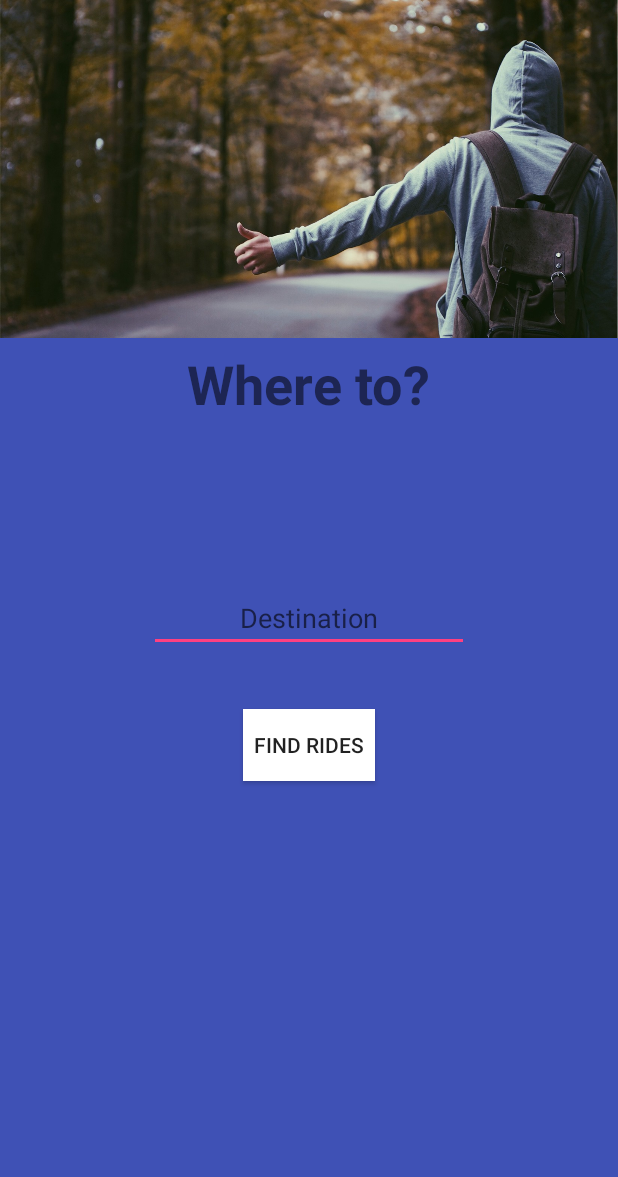
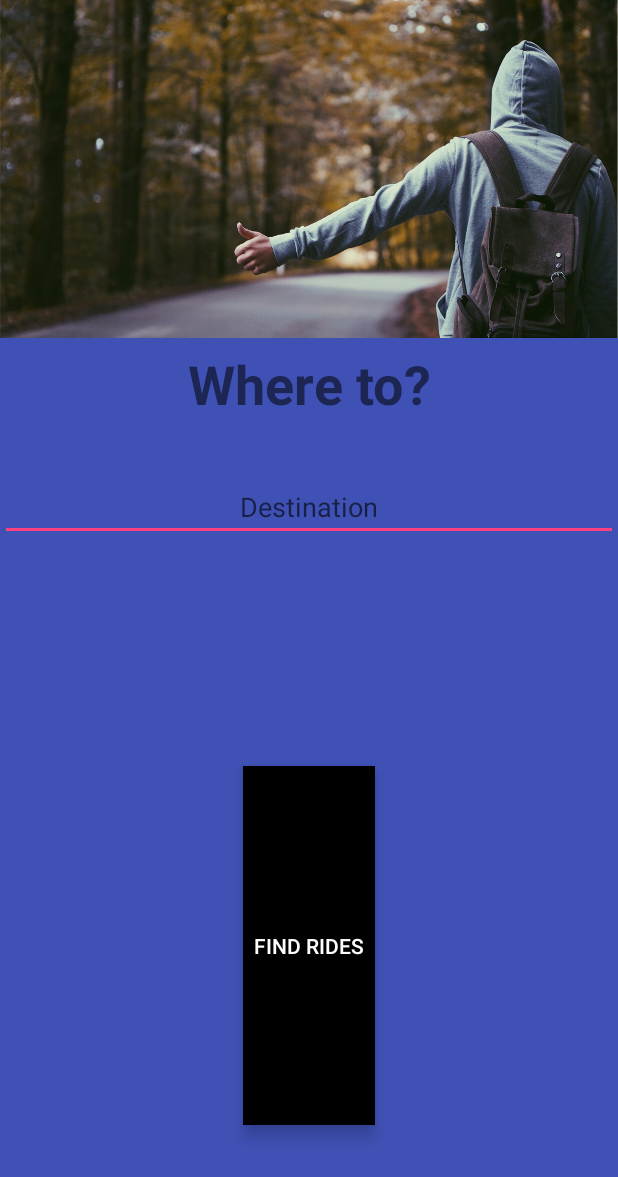
Before and after one commit to ErrAza/ridewith, an Android app: the layout FindRide_layout.xml on its own in the app's theme, with its tools: preview values and no code run, on a phone screen of 412 x 824 dp. Shown: the top 1177 px of the screen. Run offline under Robolectric (Android 15) with nearby library versions, the phone set to English and light mode, and no system bars.

Commit message:
Added Festivals/Rides. Messing with Fragments in Lists and Custom Adapters.

```diff
--- a/RideWith/app/build.gradle
+++ b/RideWith/app/build.gradle
@@ -26,6 +26,8 @@ dependencies {
     })
     compile 'com.android.support:appcompat-v7:24.2.1'
     compile 'com.android.support:design:24.2.1'
+    compile 'com.android.support.constraint:constraint-layout:1.0.0-alpha9'
+    compile 'com.android.support:support-v4:24.2.1'
+    compile 'com.android.support:recyclerview-v7:24.2.1'
     testCompile 'junit:junit:4.12'
-    compile 'com.android.support.constraint:constraint-layout:1.0.0-alpha9'
 }
--- a/RideWith/app/src/main/res/layout/FindRide_layout.xml
+++ b/RideWith/app/src/main/res/layout/FindRide_layout.xml
@@ -6,18 +6,34 @@
     android:layout_width="match_parent" android:layout_height="match_parent">
 
     <ImageView
-        android:layout_width="match_parent"
+        android:layout_width="wrap_content"
         app:srcCompat="@drawable/hitchhiker"
         android:id="@+id/imageView2"
         android:adjustViewBounds="false"
         android:cropToPadding="false"
+        android:layout_height="225dp"
+        android:layout_alignParentTop="true"
         android:layout_alignParentLeft="true"
         android:layout_alignParentStart="true"
-        android:layout_height="225dp" />
+        android:background="@android:drawable/checkbox_off_background" />
+
+    <FrameLayout
+        android:layout_width="match_parent"
+        android:layout_height="wrap_content"
+        android:layout_alignParentLeft="true"
+        android:layout_alignParentStart="true"
+        android:layout_below="@+id/imageView2"
+        android:layout_alignParentBottom="true"
+        android:id="@+id/frame_1">
+
+        <LinearLayout
+            android:orientation="vertical"
+            android:layout_width="match_parent"
+            android:layout_height="match_parent">
 
             <TextView
                 android:text="Where to?"
-        android:layout_width="wrap_content"
+                android:layout_width="match_parent"
                 android:layout_height="wrap_content"
                 android:id="@+id/textView3"
                 android:layout_below="@+id/imageView2"
@@ -28,29 +44,41 @@
                 android:textSize="36sp" />
 
             <EditText
-        android:layout_width="wrap_content"
+                android:layout_width="match_parent"
                 android:layout_height="wrap_content"
+                android:inputType="textPostalAddress"
                 android:ems="10"
-        android:id="@+id/destinationTxt"
-        android:inputType="textPostalAddress"
-        android:layout_centerVertical="true"
+                android:layout_below="@+id/textView3"
                 android:layout_centerHorizontal="true"
-        style="@style/Widget.AppCompat.AutoCompleteTextView"
+                android:layout_marginTop="35dp"
+                android:id="@+id/editText"
                 android:hint="Destination"
-        android:singleLine="false"
-        android:textAlignment="center" />
+                android:textAlignment="center"
+                android:singleLine="true"
+                android:textColor="@android:color/white" />
+
+            <Space
+                android:layout_width="match_parent"
+                android:layout_height="150dp" />
 
             <Button
                 android:text="Find Rides"
-        android:background="@android:color/white"
+                android:background="@android:color/black"
                 android:layout_width="wrap_content"
-        android:layout_height="wrap_content"
+                android:layout_height="match_parent"
                 android:id="@+id/button2"
-        android:layout_marginTop="38dp"
                 android:theme="@style/AppTheme"
                 android:elevation="6dp"
-        android:layout_below="@+id/destinationTxt"
+                style="@style/Widget.AppCompat.Button.Borderless"
+                android:textColor="@android:color/background_light"
+                android:layout_alignParentBottom="true"
                 android:layout_centerHorizontal="true"
-        style="@style/Widget.AppCompat.Button" />
+                android:layout_marginBottom="74dp"
+                android:layout_gravity="center_horizontal" />
+
+        </LinearLayout>
+
+    </FrameLayout>
+
 
 </RelativeLayout>
--- a/RideWith/app/src/main/res/layout/content_ride_with.xml
+++ b/RideWith/app/src/main/res/layout/content_ride_with.xml
@@ -5,10 +5,6 @@
     android:id="@+id/content_ride_with"
     android:layout_width="match_parent"
     android:layout_height="match_parent"
-    android:paddingBottom="@dimen/activity_vertical_margin"
-    android:paddingLeft="@dimen/activity_horizontal_margin"
-    android:paddingRight="@dimen/activity_horizontal_margin"
-    android:paddingTop="@dimen/activity_vertical_margin"
     app:layout_behavior="@string/appbar_scrolling_view_behavior"
     tools:context="za.co.ridewith.ridewith.RideWith"
     tools:showIn="@layout/app_bar_ride_with">
--- a/RideWith/app/src/main/res/values/dimens.xml
+++ b/RideWith/app/src/main/res/values/dimens.xml
@@ -6,4 +6,5 @@
     <dimen name="nav_header_vertical_spacing">16dp</dimen>
     <dimen name="nav_header_height">160dp</dimen>
     <dimen name="fab_margin">16dp</dimen>
+    <dimen name="text_margin">16dp</dimen>
 </resources>
```
Also changed, not shown: RideWith/app/src/main/java/za/co/ridewith/ridewith/Festival.java (added, +44 -0 lines), RideWith/app/src/main/java/za/co/ridewith/ridewith/FindRideFragment.java (+43 -3 lines), RideWith/app/src/main/java/za/co/ridewith/ridewith/Ride.java (added, +58 -0 lines), RideWith/app/src/main/java/za/co/ridewith/ridewith/RideWith.java (+8 -2 lines). Lines whose indentation alone changed are shown as unchanged.
